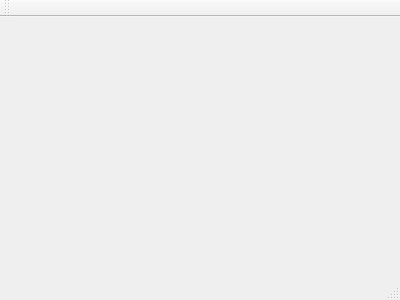
The window that mainwindow.ui (ama121/SR71_SWAT) describes before a commit, drawn with Qt 5.
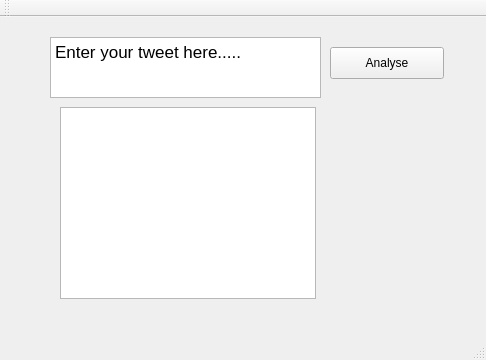
The same window after the commit.

```diff
--- a/mainwindow.ui
+++ b/mainwindow.ui
@@ -1,24 +1,80 @@
 <ui version="4.0">
  <class>MainWindow</class>
- <widget class="QMainWindow" name="MainWindow" >
-  <property name="geometry" >
+ <widget class="QMainWindow" name="MainWindow">
+  <property name="geometry">
    <rect>
     <x>0</x>
     <y>0</y>
-    <width>400</width>
-    <height>300</height>
+    <width>486</width>
+    <height>360</height>
    </rect>
   </property>
   <property name="windowTitle" >
    <string>MainWindow</string>
   </property>
-  <widget class="QMenuBar" name="menuBar" />
-  <widget class="QToolBar" name="mainToolBar" />
-  <widget class="QWidget" name="centralWidget" />
-  <widget class="QStatusBar" name="statusBar" />
+  <widget class="QWidget" name="centralWidget">
+   <widget class="QTextEdit" name="textEdit">
+    <property name="geometry">
+     <rect>
+      <x>50</x>
+      <y>20</y>
+      <width>271</width>
+      <height>61</height>
+     </rect>
+    </property>
+    <property name="html">
+     <string>&lt;!DOCTYPE HTML PUBLIC &quot;-//W3C//DTD HTML 4.0//EN&quot; &quot;http://www.w3.org/TR/REC-html40/strict.dtd&quot;&gt;
+&lt;html&gt;&lt;head&gt;&lt;meta name=&quot;qrichtext&quot; content=&quot;1&quot; /&gt;&lt;style type=&quot;text/css&quot;&gt;
+p, li { white-space: pre-wrap; }
+&lt;/style&gt;&lt;/head&gt;&lt;body style=&quot; font-family:'.SF NS Text'; font-size:13pt; font-weight:400; font-style:normal;&quot;&gt;
+&lt;p style=&quot; margin-top:0px; margin-bottom:0px; margin-left:0px; margin-right:0px; -qt-block-indent:0; text-indent:0px;&quot;&gt;Enter your tweet here.....&lt;/p&gt;&lt;/body&gt;&lt;/html&gt;</string>
+    </property>
+   </widget>
+   <widget class="QPushButton" name="pushButton">
+    <property name="geometry">
+     <rect>
+      <x>330</x>
+      <y>30</y>
+      <width>114</width>
+      <height>32</height>
+     </rect>
+    </property>
+    <property name="text">
+     <string>Analyse</string>
+    </property>
+   </widget>
+   <widget class="QGraphicsView" name="graphicsView">
+    <property name="geometry">
+     <rect>
+      <x>60</x>
+      <y>90</y>
+      <width>256</width>
+      <height>192</height>
+     </rect>
+    </property>
+   </widget>
+  </widget>
+  <widget class="QMenuBar" name="menuBar">
+   <property name="geometry">
+    <rect>
+     <x>0</x>
+     <y>0</y>
+     <width>486</width>
+     <height>22</height>
+    </rect>
+   </property>
+  </widget>
+  <widget class="QToolBar" name="mainToolBar">
+   <attribute name="toolBarArea">
+    <enum>TopToolBarArea</enum>
+   </attribute>
+   <attribute name="toolBarBreak">
+    <bool>false</bool>
+   </attribute>
+  </widget>
+  <widget class="QStatusBar" name="statusBar"/>
  </widget>
- <layoutDefault spacing="6" margin="11" />
- <pixmapfunction></pixmapfunction>
+ <layoutdefault spacing="6" margin="11"/>
  <resources/>
  <connections/>
 </ui>
```
Left out of the diff: 3 changed lines with no effect on the pictures.
